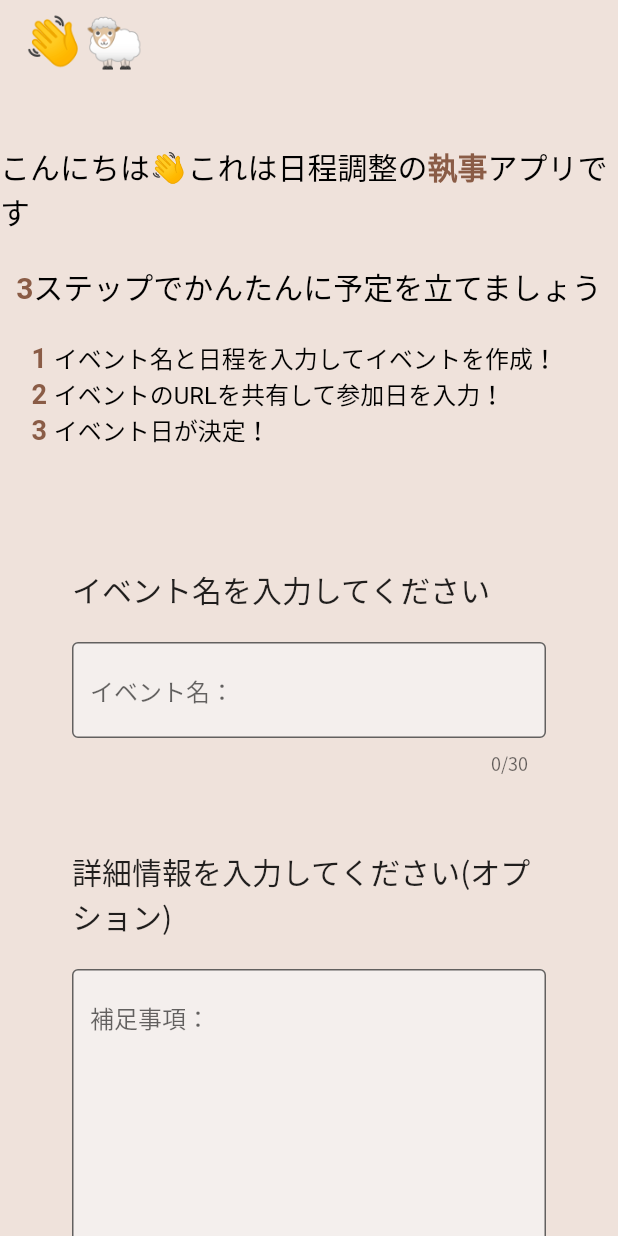
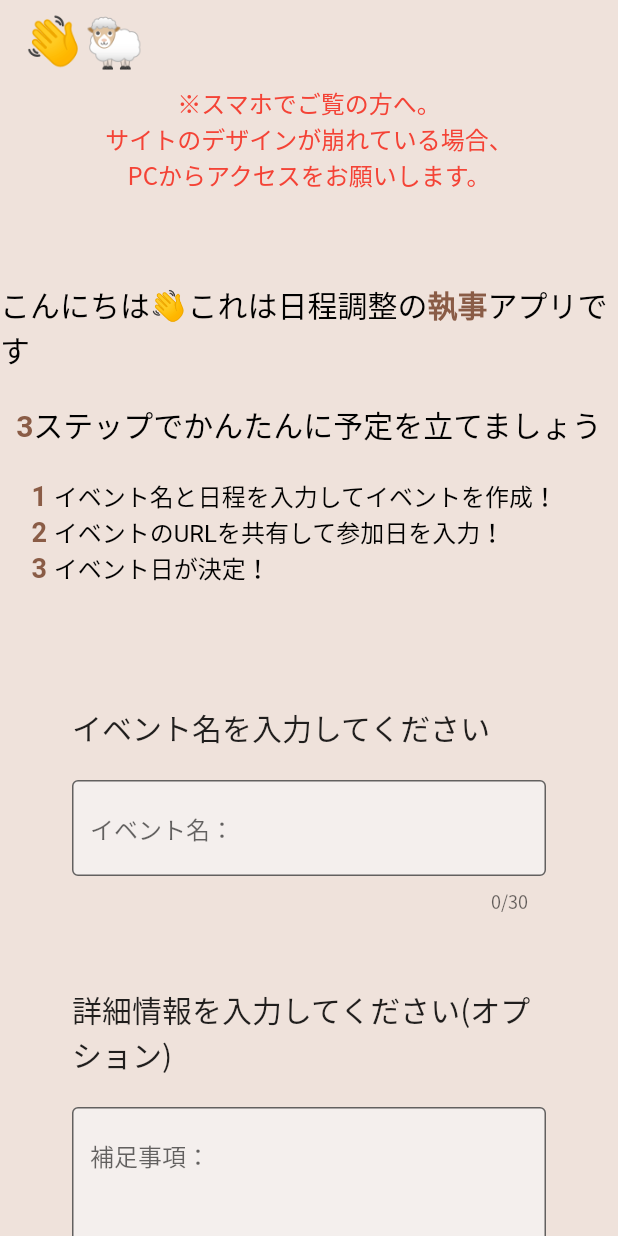
Before and after one commit to gyvm/hi-tsujisan-flutter, a Flutter app: the screen it shows after launch, on a phone screen of 412 x 824 dp. Run offline on Flutter 3.47's test engine with Material 2 defaults, Android fonts, the phone set to English and light mode, and no system bars; our stand-ins replace google_fonts; missing offline and left inert: dart:html, http_retry.

Commit message:
small_screen_alartを追加

```diff
--- a/lib/screens/create_screen.dart
+++ b/lib/screens/create_screen.dart
@@ -14,6 +14,8 @@ import '../widgets/create_screen/onboarding.dart';
 import '../widgets/create_screen/submit_button.dart';
 import '../widgets/guest_screen/guest_submit_button.dart';
 
+import '../widgets/small_screen_alart.dart';
+
 class CreateScreen extends StatelessWidget {
   // static const routeName = '/new';
   final ValueChanged<PageState> onTapped;
@@ -22,6 +24,7 @@ class CreateScreen extends StatelessWidget {
   @override
   Widget build(BuildContext context) {
     print('create screen (v0.1)');
+    final Size size = MediaQuery.of(context).size;
     return SafeArea(
       child: Scaffold(
         backgroundColor: HexColor('#EFE2DB'),
@@ -51,6 +54,11 @@ class CreateScreen extends StatelessWidget {
                     create: (context) => EventModel(),
                     child: Column(
                       children: [
+                        size.width.toInt() < 480
+                            ? Padding(
+                                padding: const EdgeInsets.only(bottom: 20),
+                                child: SmallScreenAlart())
+                            : Container(),
                         Padding(
                           padding: const EdgeInsets.only(top: 40, bottom: 40),
                           child: Onboarding(),
--- /dev/null
+++ b/lib/widgets/small_screen_alart.dart
@@ -0,0 +1,42 @@
+import 'dart:html';
+
+import 'package:flutter/material.dart';
+
+import '../common/hexcolor.dart';
+
+class SmallScreenAlart extends StatelessWidget {
+  const SmallScreenAlart({Key key}) : super(key: key);
+
+  @override
+  Widget build(BuildContext context) {
+    return Container(
+      child: Center(
+        child: Column(
+          children: [
+            Text(
+              '※スマホでご覧の方へ。',
+              style: TextStyle(
+                fontSize: 16,
+                color: Colors.red,
+              ),
+            ),
+            Text(
+              'サイトのデザインが崩れている場合、',
+              style: TextStyle(
+                fontSize: 16,
+                color: Colors.red,
+              ),
+            ),
+            Text(
+              'PCからアクセスをお願いします。',
+              style: TextStyle(
+                fontSize: 16,
+                color: Colors.red,
+              ),
+            ),
+          ],
+        ),
+      ),
+    );
+  }
+}
```
Also changed, not shown: lib/screens/details_screen.dart (+17 -8 lines), lib/screens/guest_screen.dart (+9 -0 lines), lib/screens/unkown_screen.dart (+8 -0 lines).
